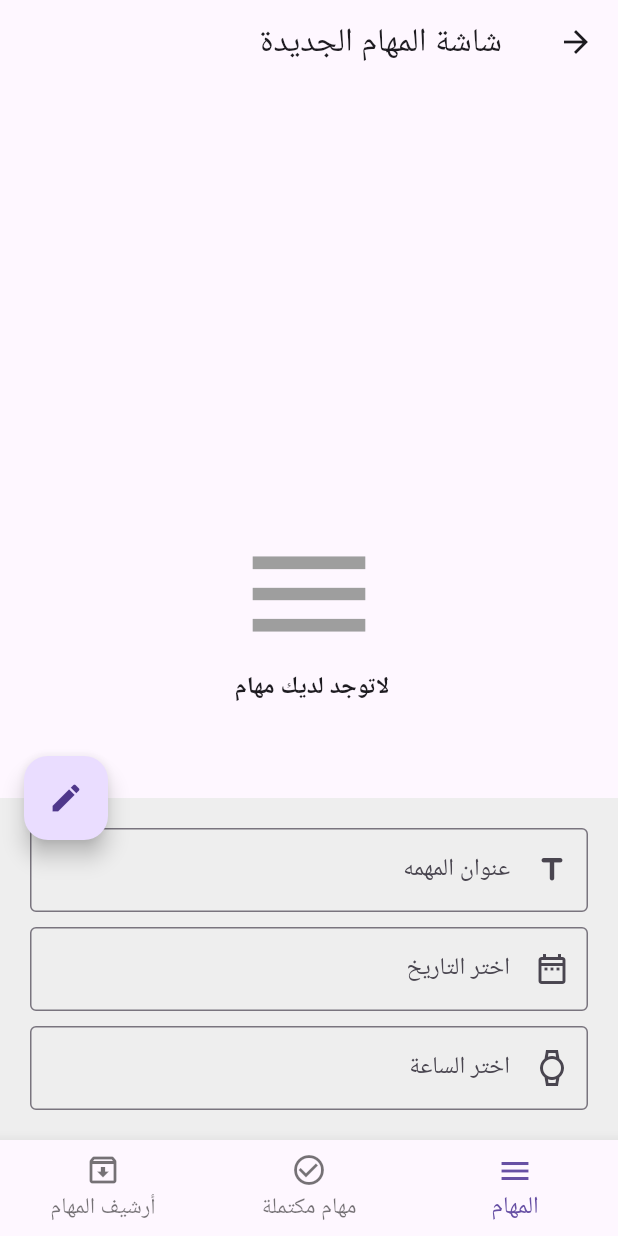
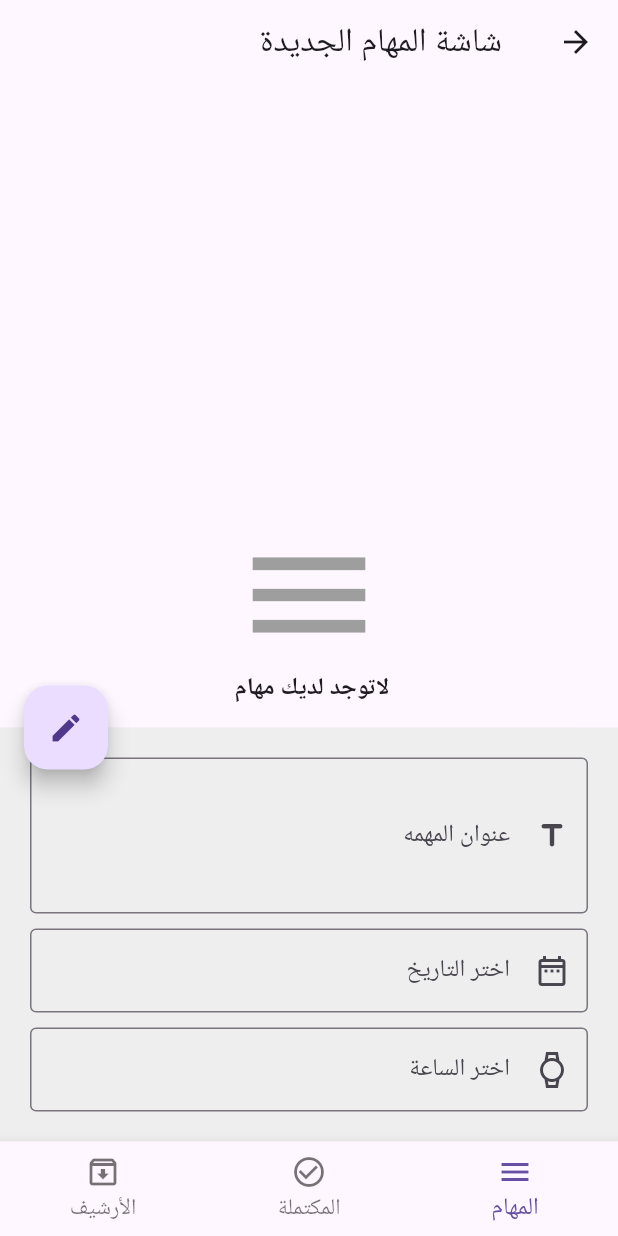
Before and after one commit to Suhaildeveloper/todoapp, a Flutter app: the screen it shows after launch, after a tap on the "edit" icon, on a phone screen of 412 x 824 dp. Run offline on Flutter 3.47's test engine with Material 3 defaults, Android fonts, the phone set to English and light mode, and no system bars; our stand-ins replace bloc, conditional_builder_null_safety, flutter_bloc, sqflite; accounts and stored records are empty.

Commit message:
end localization by local deive languge

```diff
--- a/assets/lang/ar.json
+++ b/assets/lang/ar.json
@@ -2,10 +2,10 @@
     "text_one":"عنوان المهمه",
     "tasks_screen":" شاشة المهام الجديدة",
     "done_tasks_screen":" شاشة المهام المكتملة",
-    "archive_screen":"شاشةأرشيف المهام",
+    "archive_screen":"شاشة أرشيف المهام",
     "tasks_bottom":"المهام",
-    "done_tasks_bottom":"مهام مكتملة",
-    "archive_tasks_bottom":"أرشيف المهام",
+    "done_tasks_bottom":"المكتملة",
+    "archive_tasks_bottom":"الأرشيف",
     "no_tasks":"لاتوجد لديك مهام ",
     "task_date":"اختر التاريخ",
     "task_time":"اختر الساعة",
--- a/lib/layout/home_screen.dart
+++ b/lib/layout/home_screen.dart
@@ -1,4 +1,4 @@
-import 'dart:async';
+// import 'dart:async';
 
 import 'package:conditional_builder_null_safety/conditional_builder_null_safety.dart';
 import 'package:flutter/material.dart';
@@ -71,6 +71,7 @@ class HomeLayout extends StatelessWidget {
                                 children: [
                                   TextFormField(
                                     keyboardType: TextInputType.text,
+                                    maxLines: 3,
                                     decoration: InputDecoration(
                                       label: Text("text_one".tr(context)),
                                       prefixIcon: Icon(Icons.title_rounded),
--- a/lib/shared/cubit/cubit.dart
+++ b/lib/shared/cubit/cubit.dart
@@ -30,7 +30,6 @@ class AppCubit extends Cubit<AppStates> {
     ArchivedScreen(),
   ];
 
-  void changeTitle(int index) {}
   void changeCurrent(int index) {
     currentIndex = index;
     emit(AppBottomNavBarState());
```
Also changed, not shown: lib/shared/component/componet.dart (+113 -26 lines).
